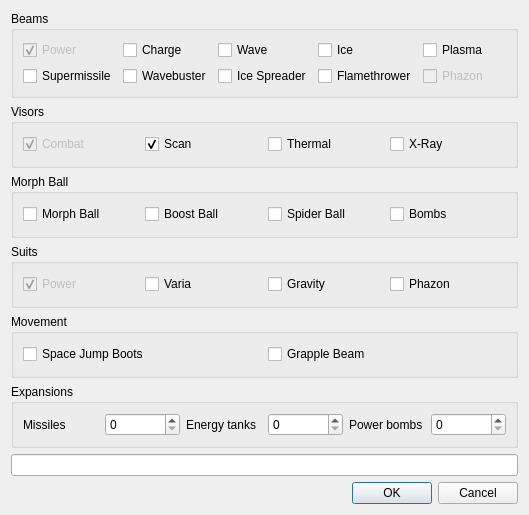
The window that DoorRandomizer/GUI/PickupSettings/initialpickupsettings.ui (YonicDev/mpdr) describes before a commit, drawn with Qt 5.
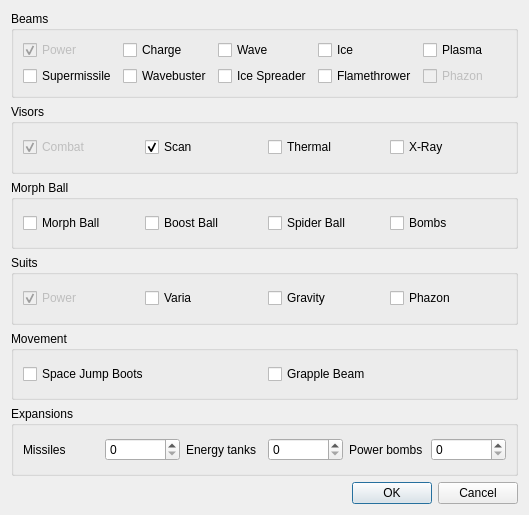
The same window after the commit.

Commit message: Remove bitfield textbox

```diff
--- a/DoorRandomizer/GUI/PickupSettings/initialpickupsettings.ui
+++ b/DoorRandomizer/GUI/PickupSettings/initialpickupsettings.ui
@@ -336,18 +336,6 @@
     </widget>
    </item>
    <item>
-    <layout class="QVBoxLayout" name="verticalLayout_2">
-     <item>
-      <widget class="QLineEdit" name="lineEdit">
-       <property name="alignment">
-        <set>Qt::AlignRight|Qt::AlignTrailing|Qt::AlignVCenter</set>
-       </property>
-       <property name="readOnly">
-        <bool>true</bool>
-       </property>
-      </widget>
-     </item>
-     <item>
       <widget class="QDialogButtonBox" name="buttonBox">
        <property name="orientation">
         <enum>Qt::Horizontal</enum>
@@ -356,8 +344,6 @@
         <set>QDialogButtonBox::Cancel|QDialogButtonBox::Ok</set>
        </property>
       </widget>
-     </item>
-    </layout>
    </item>
   </layout>
  </widget>
```
Lines whose indentation alone changed are shown as unchanged. The commit also changes 1 other file.
